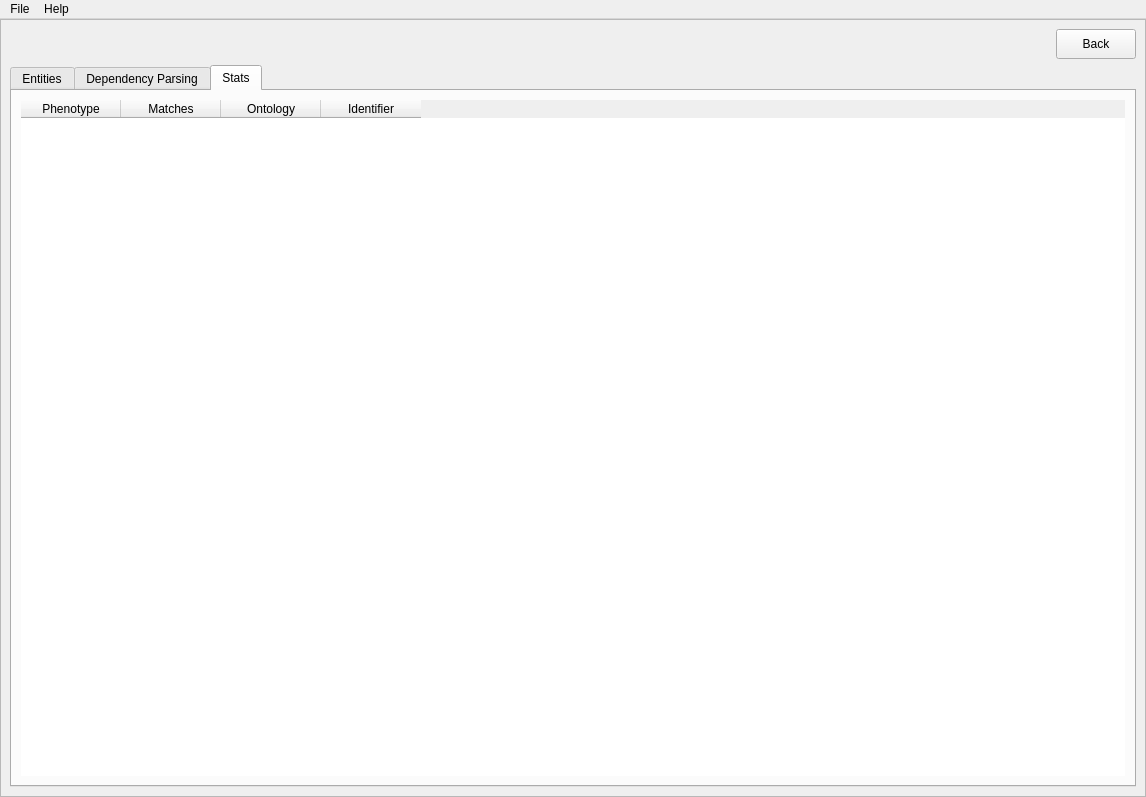
Thomas-Rowlands/GWAS-Miner, file GWAS_Miner/res/gwas_miner.ui: the form before one commit.
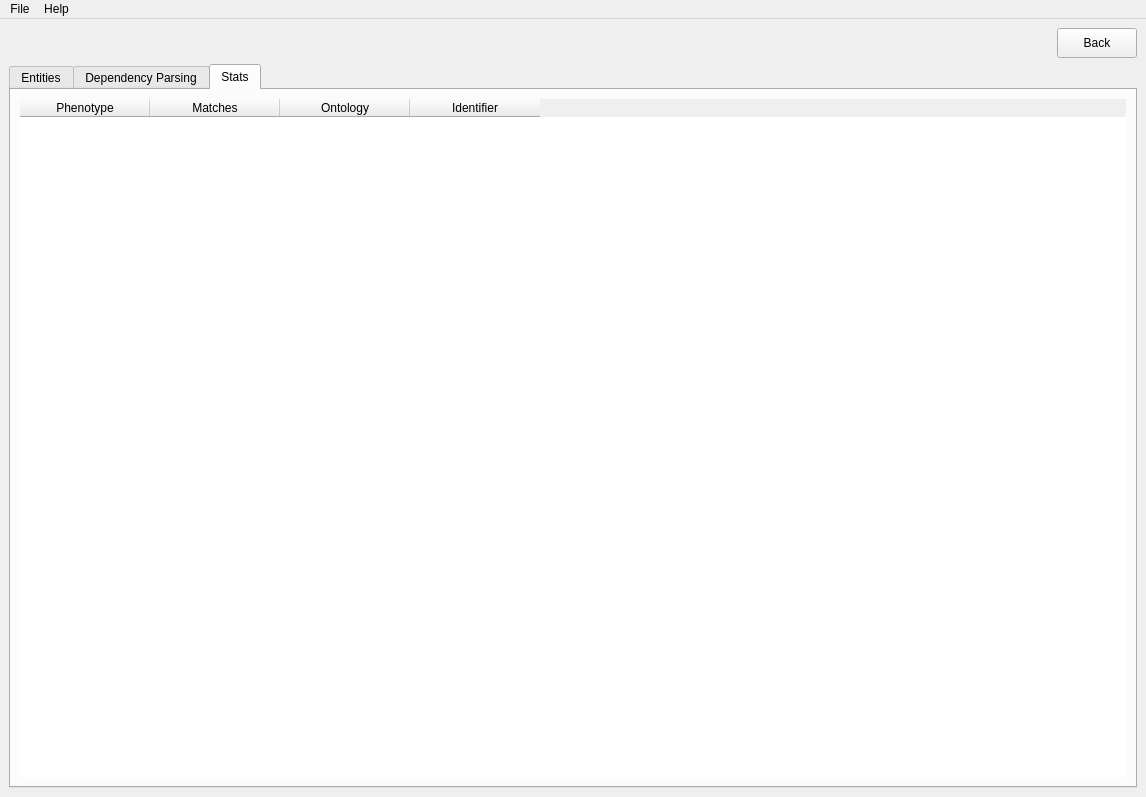
The form after the commit. The open tabs and pages were chosen to show the change.

Commit message: Fixed table parsing error. Added minimum stats column width. Changed tab header text for processed studies without results.

Diff of the .ui file:
```diff
--- a/GWAS_Miner/res/gwas_miner.ui
+++ b/GWAS_Miner/res/gwas_miner.ui
@@ -611,10 +611,10 @@
            </sizepolicy>
           </property>
           <property name="frameShape">
-           <enum>QFrame::StyledPanel</enum>
+           <enum>QFrame::NoFrame</enum>
           </property>
           <property name="frameShadow">
-           <enum>QFrame::Raised</enum>
+           <enum>QFrame::Plain</enum>
           </property>
           <layout class="QGridLayout" name="gridLayout">
            <item row="0" column="0" rowspan="3" alignment="Qt::AlignRight">
@@ -869,28 +869,52 @@
                  <property name="editTriggers">
                   <set>QAbstractItemView::NoEditTriggers</set>
                  </property>
+                 <property name="alternatingRowColors">
+                  <bool>true</bool>
+                 </property>
                  <property name="sortingEnabled">
                   <bool>true</bool>
                  </property>
+                 <attribute name="horizontalHeaderDefaultSectionSize">
+                  <number>130</number>
+                 </attribute>
+                 <attribute name="horizontalHeaderMinimumSectionSize">
+                  <number>130</number>
+                 </attribute>
+                 <attribute name="horizontalHeaderStretchLastSection">
+                  <bool>false</bool>
+                 </attribute>
                  <column>
                   <property name="text">
                    <string>Phenotype</string>
                   </property>
+                  <property name="textAlignment">
+                   <set>AlignCenter</set>
+                  </property>
                  </column>
                  <column>
                   <property name="text">
                    <string>Matches</string>
                   </property>
+                  <property name="textAlignment">
+                   <set>AlignCenter</set>
+                  </property>
                  </column>
                  <column>
                   <property name="text">
                    <string>Ontology</string>
                   </property>
+                  <property name="textAlignment">
+                   <set>AlignCenter</set>
+                  </property>
                  </column>
                  <column>
                   <property name="text">
                    <string>Identifier</string>
                   </property>
+                  <property name="textAlignment">
+                   <set>AlignCenter</set>
+                  </property>
                  </column>
                 </widget>
                </item>
```
Left out of the diff: 22 changed lines with no effect on the pictures. The commit also changes 2 other files.
